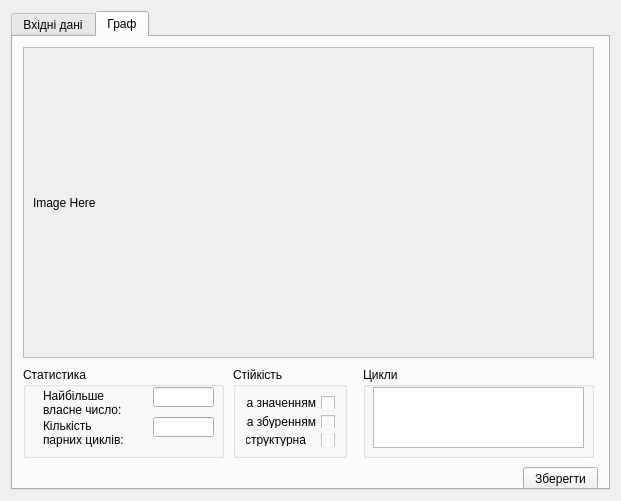
Old version of the form gui/main_form.ui in the repository Megalitum/SA_cognitive.
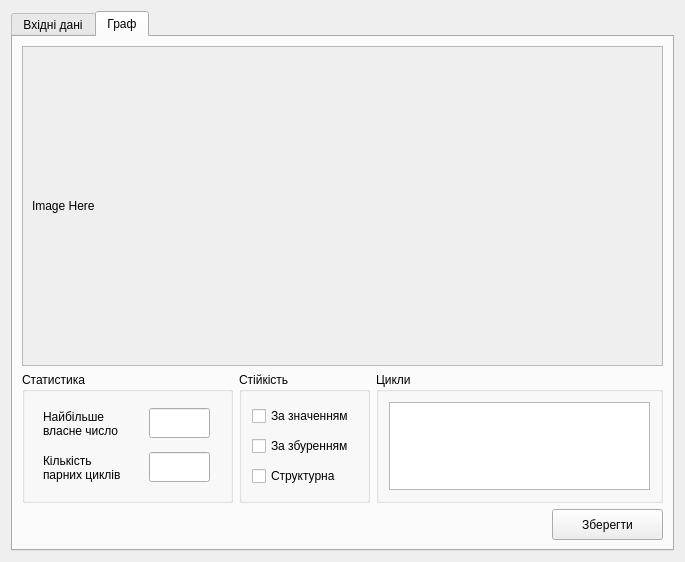
New version of the form. The open tabs and pages were chosen to show the change.

Commit message: Modified graph interface.

```diff
--- a/gui/main_form.ui
+++ b/gui/main_form.ui
@@ -6,8 +6,8 @@
    <rect>
     <x>0</x>
     <y>0</y>
-    <width>621</width>
-    <height>501</height>
+    <width>685</width>
+    <height>562</height>
    </rect>
   </property>
   <property name="windowTitle">
@@ -76,119 +76,15 @@
       <attribute name="title">
        <string>Граф</string>
       </attribute>
-      <widget class="QGroupBox" name="groupBox">
-       <property name="geometry">
-        <rect>
-         <x>10</x>
-         <y>330</y>
-         <width>201</width>
-         <height>91</height>
-        </rect>
-       </property>
-       <property name="minimumSize">
-        <size>
-         <width>0</width>
-         <height>91</height>
-        </size>
-       </property>
-       <property name="maximumSize">
-        <size>
-         <width>16777215</width>
-         <height>91</height>
-        </size>
-       </property>
-       <property name="layoutDirection">
-        <enum>Qt::LeftToRight</enum>
-       </property>
-       <property name="title">
-        <string>Статистика</string>
-       </property>
-       <widget class="QLabel" name="label">
-        <property name="geometry">
-         <rect>
-          <x>20</x>
-          <y>20</y>
-          <width>91</width>
-          <height>31</height>
-         </rect>
-        </property>
-        <property name="text">
-         <string>Найбільше власне число:</string>
-        </property>
-        <property name="wordWrap">
-         <bool>true</bool>
-        </property>
-       </widget>
-       <widget class="QLabel" name="label_2">
-        <property name="geometry">
-         <rect>
-          <x>20</x>
-          <y>50</y>
-          <width>91</width>
-          <height>31</height>
-         </rect>
-        </property>
-        <property name="text">
-         <string>Кількість парних циклів:</string>
-        </property>
-        <property name="wordWrap">
-         <bool>true</bool>
-        </property>
-       </widget>
-       <widget class="QLineEdit" name="lambda_max">
-        <property name="geometry">
-         <rect>
-          <x>130</x>
-          <y>20</y>
-          <width>61</width>
-          <height>20</height>
-         </rect>
-        </property>
-        <property name="sizePolicy">
-         <sizepolicy hsizetype="Fixed" vsizetype="Fixed">
-          <horstretch>0</horstretch>
-          <verstretch>0</verstretch>
-         </sizepolicy>
-        </property>
-       </widget>
-       <widget class="QLineEdit" name="cycle_pair">
-        <property name="geometry">
-         <rect>
-          <x>130</x>
-          <y>50</y>
-          <width>61</width>
-          <height>20</height>
-         </rect>
-        </property>
-        <property name="sizePolicy">
-         <sizepolicy hsizetype="Fixed" vsizetype="Fixed">
-          <horstretch>0</horstretch>
-          <verstretch>0</verstretch>
-         </sizepolicy>
-        </property>
-       </widget>
-      </widget>
+      <layout class="QGridLayout" name="gridLayout_3">
+       <item row="0" column="0" colspan="4">
       <widget class="QScrollArea" name="scrollArea">
-       <property name="geometry">
-        <rect>
-         <x>10</x>
-         <y>10</y>
-         <width>571</width>
-         <height>311</height>
-        </rect>
-       </property>
        <property name="minimumSize">
         <size>
          <width>571</width>
          <height>311</height>
         </size>
        </property>
-       <property name="maximumSize">
-        <size>
-         <width>571</width>
-         <height>311</height>
-        </size>
-       </property>
        <property name="widgetResizable">
         <bool>true</bool>
        </property>
@@ -197,8 +93,8 @@
          <rect>
           <x>0</x>
           <y>0</y>
-          <width>569</width>
-          <height>309</height>
+            <width>613</width>
+            <height>311</height>
          </rect>
         </property>
         <layout class="QVBoxLayout" name="verticalLayout_2">
@@ -212,25 +108,131 @@
         </layout>
        </widget>
       </widget>
+       </item>
+       <item row="1" column="0">
+        <widget class="QGroupBox" name="groupBox">
+         <property name="minimumSize">
+          <size>
+           <width>211</width>
+           <height>131</height>
+          </size>
+         </property>
+         <property name="maximumSize">
+          <size>
+           <width>211</width>
+           <height>131</height>
+          </size>
+         </property>
+         <property name="layoutDirection">
+          <enum>Qt::LeftToRight</enum>
+         </property>
+         <property name="title">
+          <string>Статистика</string>
+         </property>
+         <layout class="QGridLayout" name="gridLayout">
+          <item row="0" column="0">
+           <widget class="QLabel" name="label">
+            <property name="minimumSize">
+             <size>
+              <width>91</width>
+              <height>31</height>
+             </size>
+            </property>
+            <property name="maximumSize">
+             <size>
+              <width>91</width>
+              <height>31</height>
+             </size>
+            </property>
+            <property name="text">
+             <string>Найбільше власне число</string>
+            </property>
+            <property name="wordWrap">
+             <bool>true</bool>
+            </property>
+           </widget>
+          </item>
+          <item row="0" column="1">
+           <widget class="QLineEdit" name="lambda_max">
+            <property name="sizePolicy">
+             <sizepolicy hsizetype="Fixed" vsizetype="Fixed">
+              <horstretch>0</horstretch>
+              <verstretch>0</verstretch>
+             </sizepolicy>
+            </property>
+            <property name="minimumSize">
+             <size>
+              <width>61</width>
+              <height>30</height>
+             </size>
+            </property>
+            <property name="maximumSize">
+             <size>
+              <width>61</width>
+              <height>30</height>
+             </size>
+            </property>
+           </widget>
+          </item>
+          <item row="1" column="0">
+           <widget class="QLabel" name="label_2">
+            <property name="minimumSize">
+             <size>
+              <width>91</width>
+              <height>31</height>
+             </size>
+            </property>
+            <property name="maximumSize">
+             <size>
+              <width>121</width>
+              <height>41</height>
+             </size>
+            </property>
+            <property name="text">
+             <string>Кількість парних циклів</string>
+            </property>
+            <property name="wordWrap">
+             <bool>true</bool>
+            </property>
+           </widget>
+          </item>
+          <item row="1" column="1">
+           <widget class="QLineEdit" name="cycle_pair">
+            <property name="sizePolicy">
+             <sizepolicy hsizetype="Fixed" vsizetype="Fixed">
+              <horstretch>0</horstretch>
+              <verstretch>0</verstretch>
+             </sizepolicy>
+            </property>
+            <property name="minimumSize">
+             <size>
+              <width>61</width>
+              <height>30</height>
+             </size>
+            </property>
+            <property name="maximumSize">
+             <size>
+              <width>61</width>
+              <height>30</height>
+             </size>
+            </property>
+           </widget>
+          </item>
+         </layout>
+        </widget>
+       </item>
+       <item row="1" column="1">
       <widget class="QGroupBox" name="groupBox_2">
-       <property name="geometry">
-        <rect>
-         <x>220</x>
-         <y>330</y>
-         <width>114</width>
-         <height>91</height>
-        </rect>
-       </property>
        <property name="minimumSize">
         <size>
-         <width>0</width>
+           <width>131</width>
          <height>91</height>
         </size>
        </property>
        <property name="maximumSize">
         <size>
-         <width>16777215</width>
-         <height>91</height>
+           <width>131</width>
+           <height>131</height>
         </size>
        </property>
        <property name="layoutDirection">
@@ -240,77 +242,127 @@
         <string>Стійкість</string>
        </property>
        <layout class="QVBoxLayout" name="verticalLayout_3">
+          <property name="leftMargin">
+           <number>10</number>
+          </property>
+          <property name="topMargin">
+           <number>10</number>
+          </property>
+          <property name="rightMargin">
+           <number>10</number>
+          </property>
+          <property name="bottomMargin">
+           <number>10</number>
+          </property>
         <item>
          <widget class="QCheckBox" name="checkBox">
           <property name="layoutDirection">
-           <enum>Qt::RightToLeft</enum>
+             <enum>Qt::LeftToRight</enum>
           </property>
           <property name="text">
-           <string>- за значенням</string>
+             <string>За значенням</string>
           </property>
          </widget>
         </item>
         <item>
          <widget class="QCheckBox" name="checkBox_2">
           <property name="layoutDirection">
-           <enum>Qt::RightToLeft</enum>
+             <enum>Qt::LeftToRight</enum>
           </property>
           <property name="text">
-           <string>- за збуренням</string>
+             <string>За збуренням</string>
           </property>
          </widget>
         </item>
         <item>
          <widget class="QCheckBox" name="checkBox_3">
           <property name="layoutDirection">
-           <enum>Qt::RightToLeft</enum>
+             <enum>Qt::LeftToRight</enum>
           </property>
           <property name="text">
-           <string>- структурна   </string>
+             <string>Структурна   </string>
+            </property>
+            <property name="checkable">
+             <bool>true</bool>
           </property>
          </widget>
         </item>
        </layout>
       </widget>
+       </item>
+       <item row="1" column="2" colspan="2">
       <widget class="QGroupBox" name="groupBox_3">
-       <property name="geometry">
-        <rect>
-         <x>350</x>
-         <y>330</y>
-         <width>231</width>
-         <height>91</height>
-        </rect>
+         <property name="minimumSize">
+          <size>
+           <width>241</width>
+           <height>131</height>
+          </size>
+         </property>
+         <property name="maximumSize">
+          <size>
+           <width>16777215</width>
+           <height>131</height>
+          </size>
        </property>
        <property name="title">
         <string>Цикли</string>
        </property>
+         <layout class="QVBoxLayout" name="verticalLayout_4">
+          <property name="leftMargin">
+           <number>10</number>
+          </property>
+          <property name="topMargin">
+           <number>10</number>
+          </property>
+          <property name="rightMargin">
+           <number>10</number>
+          </property>
+          <property name="bottomMargin">
+           <number>10</number>
+          </property>
+          <item>
        <widget class="QPlainTextEdit" name="cycle">
-        <property name="geometry">
-         <rect>
-          <x>10</x>
-          <y>20</y>
-          <width>211</width>
-          <height>61</height>
-         </rect>
-        </property>
         <property name="plainText">
          <string/>
         </property>
        </widget>
-      </widget>
+          </item>
+         </layout>
+        </widget>
+       </item>
+       <item row="2" column="2">
+        <spacer name="horizontalSpacer_2">
+         <property name="orientation">
+          <enum>Qt::Horizontal</enum>
+         </property>
+         <property name="sizeHint" stdset="0">
+          <size>
+           <width>125</width>
+           <height>20</height>
+          </size>
+         </property>
+        </spacer>
+       </item>
+       <item row="2" column="3">
       <widget class="QPushButton" name="pushButton">
-       <property name="geometry">
-        <rect>
-         <x>510</x>
-         <y>430</y>
-         <width>75</width>
-         <height>23</height>
-        </rect>
+         <property name="minimumSize">
+          <size>
+           <width>111</width>
+           <height>31</height>
+          </size>
+         </property>
+         <property name="maximumSize">
+          <size>
+           <width>111</width>
+           <height>31</height>
+          </size>
        </property>
        <property name="text">
         <string>Зберегти</string>
        </property>
       </widget>
+       </item>
+      </layout>
      </widget>
     </widget>
    </item>
```
Left out of the diff: 2 changed lines with no effect on the pictures. Lines whose indentation alone changed are shown as unchanged. The commit also changes 2 other files.
